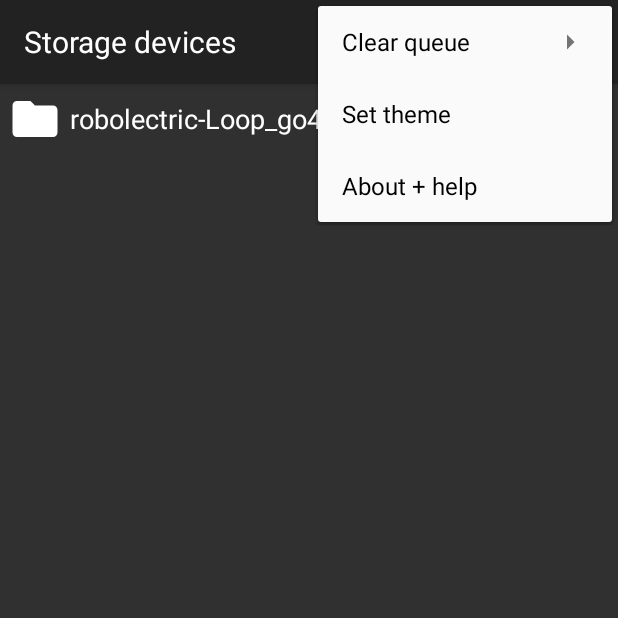
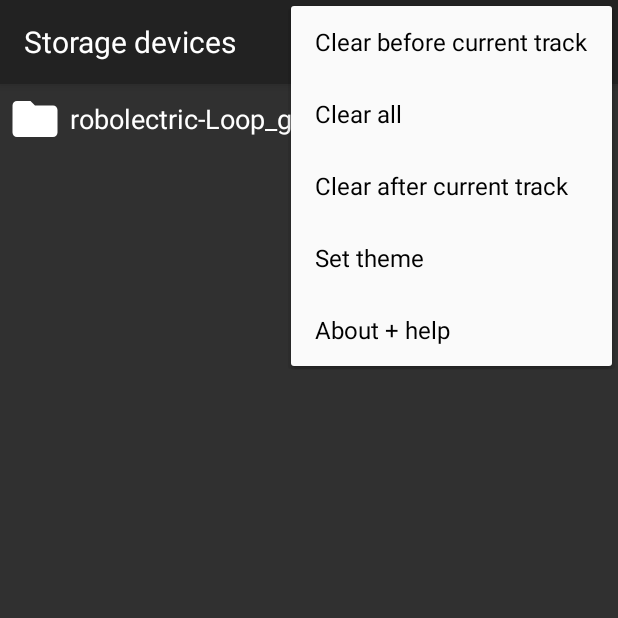
Before and after one commit to h67ma/GnarlyMusicPlayer, an Android app: the screen it shows after launch (MainActivity), with the options menu open, on a phone screen of 412 x 824 dp, the top half of it. Run offline under Robolectric (Android 15) with nearby library versions, the phone set to English and light mode, and no system bars.

Commit message:
removed "add to top" feature turns out it wasn't very useful

```diff
--- a/app/src/main/java/sancho/gnarlymusicplayer/MainActivity.kt
+++ b/app/src/main/java/sancho/gnarlymusicplayer/MainActivity.kt
@@ -65,9 +65,7 @@ class MainActivity : AppCompatActivity()
 
 	private var _accentColorIdx: Int = 0
 
-	private var _optionsMenu: Menu? = null
 	private lateinit var _actionSearch: MenuItem
-	private var _addToTop: Boolean = false
 
 	private var _searchResultsOpen = false
 
@@ -208,7 +206,7 @@ class MainActivity : AppCompatActivity()
 					else
 					{
 						addToQueue(Track(file.absolutePath, file.name))
-						playTrack(if (_addToTop) 0 else app_queue.size - 1)
+						playTrack(app_queue.size - 1)
 					}
 				}
 				else
@@ -398,33 +396,15 @@ class MainActivity : AppCompatActivity()
 
 	private fun addToQueue(track: Track)
 	{
-		if (!_addToTop)
-		{
-			app_queue.add(track)
-			_queueAdapter.notifyItemInserted(app_queue.size - 1)
-		}
-		else
-		{
-			app_queue.add(0, track)
-			if (app_currentTrack >= 0) app_currentTrack++
-			_queueAdapter.notifyItemInserted(0)
-		}
+		app_queue.add(track)
+		_queueAdapter.notifyItemInserted(app_queue.size - 1)
 		_queueChanged = true
 	}
 
 	private fun addToQueue(trackList: List<Track>)
 	{
-		if (!_addToTop)
-		{
-			app_queue.addAll(trackList)
-			_queueAdapter.notifyItemRangeInserted(app_queue.size - trackList.size, trackList.size)
-		}
-		else
-		{
-			app_queue.addAll(0, trackList)
-			if (app_currentTrack >= 0) app_currentTrack += trackList.size
-			_queueAdapter.notifyItemRangeInserted(0, trackList.size)
-		}
+		app_queue.addAll(trackList)
+		_queueAdapter.notifyItemRangeInserted(app_queue.size - trackList.size, trackList.size)
 		_queueChanged = true
 	}
 
@@ -478,16 +458,13 @@ class MainActivity : AppCompatActivity()
 	// adds items to toolbar
 	override fun onCreateOptionsMenu(menu: Menu): Boolean
 	{
-		_optionsMenu = menu
 		menuInflater.inflate(R.menu.main, menu)
-
-		// don't show "clear queue" header
-		menu.findItem(R.id.menu_clearqueue)?.subMenu?.clearHeader()
 
 		// search thing
 		_actionSearch = menu.findItem(R.id.action_search)
-		val actionAddTopBottom = menu.findItem(R.id.action_addtopbottom)
-		val actionClear = menu.findItem(R.id.menu_clearqueue)
+		val actionClearPrev = menu.findItem(R.id.action_clearprev)
+		val actionClearAll = menu.findItem(R.id.action_clearall)
+		val actionClearAfter = menu.findItem(R.id.action_clearafter)
 		val actionSetColor = menu.findItem(R.id.action_setcolor)
 		val actionAbout = menu.findItem(R.id.action_about)
 
@@ -500,8 +477,9 @@ class MainActivity : AppCompatActivity()
 			// SearchView.OnCloseListener simply doesn't work. THANKS ANDROID
 			override fun onMenuItemActionCollapse(p0: MenuItem?): Boolean
 			{
-				actionAddTopBottom.isVisible = true
-				actionClear.isVisible = true
+				actionClearPrev.isVisible = true
+				actionClearAll.isVisible = true
+				actionClearAfter.isVisible = true
 				actionSetColor.isVisible = true
 				actionAbout.isVisible = true
 				updateDirectoryView(_currentDir, true)
@@ -511,8 +489,9 @@ class MainActivity : AppCompatActivity()
 
 			override fun onMenuItemActionExpand(p0: MenuItem?): Boolean
 			{
-				actionAddTopBottom.isVisible = false
-				actionClear.isVisible = false
+				actionClearPrev.isVisible = false
+				actionClearAll.isVisible = false
+				actionClearAfter.isVisible = false
 				actionSetColor.isVisible = false
 				actionAbout.isVisible = false
 				return true
@@ -567,14 +546,6 @@ class MainActivity : AppCompatActivity()
 	{
 		when (item.itemId)
 		{
-			R.id.action_addtopbottom ->
-			{
-				_addToTop = !_addToTop
-				_optionsMenu?.getItem(1)?.run{
-					setIcon(if (_addToTop) R.drawable.to_top else R.drawable.to_bottom)
-					setChecked(_addToTop)
-				}
-			}
 			R.id.action_clearprev ->
 			{
 				if (app_currentTrack != RecyclerView.NO_POSITION && app_currentTrack > 0)
--- a/app/src/main/res/drawable/to_bottom.xml
+++ /dev/null
@@ -1,5 +0,0 @@
-<vector android:height="24dp" android:tint="#FFFFFF"
-    android:viewportHeight="24.0" android:viewportWidth="24.0"
-    android:width="24dp" xmlns:android="http://schemas.android.com/apk/res/android">
-    <path android:fillColor="#FF000000" android:pathData="m 12,21 5.612214,-5.612211 -1.414215,-1.414221 -4.198001,4.197999 -4.1983603,-4.198368 -1.4138514,1.413857 z m 1,-6.775573 V 9.6122135 h 4.612214 v -2 H 13 V 3 l -2,0 V 7.6122135 H 6.3871654 v 2 h 4.6122136 v 4.6122135 z"/>
-</vector>
--- a/app/src/main/res/drawable/to_top.xml
+++ /dev/null
@@ -1,5 +0,0 @@
-<vector android:height="24dp" android:tint="#FFFFFF"
-    android:viewportHeight="24.0" android:viewportWidth="24.0"
-    android:width="24dp" xmlns:android="http://schemas.android.com/apk/res/android">
-    <path android:fillColor="#FF000000" android:pathData="m 12,3 -5.6122137,5.612211 1.414215,1.4142211 4.1980007,-4.1979991 4.198361,4.1983681 1.413851,-1.4138571 z m -1,6.775573 V 14.387786 H 6.3871653 v 2 h 4.6122137 l 0,4.612214 2,0 0,-4.612214 4.612214,0 v -2 l -4.612214,0 V 9.7755729 Z"/>
-</vector>
--- a/app/src/main/res/menu/main.xml
+++ b/app/src/main/res/menu/main.xml
@@ -10,19 +10,6 @@
         app:showAsAction="always|collapseActionView"/>
 
     <item
-        android:id="@+id/action_addtopbottom"
-        android:title="Add to queue at top"
-        android:icon="@drawable/to_bottom"
-        android:checkable="true"
-        android:checked="false"
-        app:showAsAction="always"/>
-
-    <item
-        android:id="@+id/menu_clearqueue"
-        android:title="Clear queue"
-        app:showAsAction="never">
-        <menu>
-            <item
         android:id="@+id/action_clearprev"
         android:title="Clear before current track"
         app:showAsAction="never"/>
@@ -34,8 +21,6 @@
         android:id="@+id/action_clearafter"
         android:title="Clear after current track"
         app:showAsAction="never"/>
-        </menu>
-    </item>
 
     <item
         android:id="@+id/action_setcolor"
```
Lines whose indentation alone changed are shown as unchanged.
